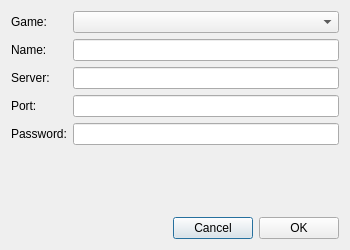
Before: the Qt Designer form src/ServerEditDialog.ui in OpenRcon/OpenRcon, drawn with Qt 5.
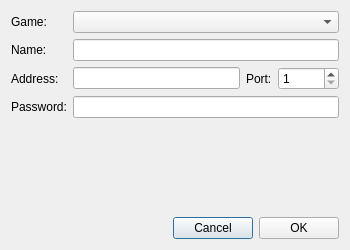
After: the same form once the commit is applied.

Patch:
```diff
--- a/src/ServerEditDialog.ui
+++ b/src/ServerEditDialog.ui
@@ -35,92 +35,27 @@
    <string notr="true"/>
   </property>
   <layout class="QGridLayout" name="gridLayout">
-   <item row="0" column="0">
-    <layout class="QFormLayout" name="formLayout">
-     <property name="fieldGrowthPolicy">
-      <enum>QFormLayout::AllNonFixedFieldsGrow</enum>
-     </property>
-     <item row="0" column="0">
-      <widget class="QLabel" name="label_sed_game">
-       <property name="text">
-        <string>Game:</string>
-       </property>
-      </widget>
-     </item>
-     <item row="0" column="1">
-      <widget class="QComboBox" name="comboBox_sed_game"/>
-     </item>
-     <item row="1" column="0">
-      <widget class="QLabel" name="label_sed_name">
-       <property name="text">
-        <string>Name:</string>
-       </property>
-      </widget>
-     </item>
-     <item row="2" column="1">
-      <widget class="QLineEdit" name="lineEdit_sed_host">
-       <property name="text">
-        <string/>
-       </property>
-       <property name="frame">
-        <bool>true</bool>
-       </property>
-      </widget>
-     </item>
-     <item row="3" column="0">
-      <widget class="QLabel" name="label_sed_port">
-       <property name="text">
-        <string>Port:</string>
-       </property>
-      </widget>
-     </item>
-     <item row="3" column="1">
-      <widget class="QLineEdit" name="lineEdit_sed_port">
-       <property name="text">
-        <string/>
-       </property>
-       <property name="maxLength">
-        <number>5</number>
-       </property>
-      </widget>
-     </item>
-     <item row="4" column="1">
-      <widget class="QLineEdit" name="lineEdit_sed_password">
-       <property name="text">
-        <string/>
-       </property>
-       <property name="echoMode">
-        <enum>QLineEdit::Normal</enum>
-       </property>
-      </widget>
-     </item>
-     <item row="4" column="0">
-      <widget class="QLabel" name="label_sed_password">
-       <property name="text">
-        <string>Password:</string>
-       </property>
-      </widget>
-     </item>
-     <item row="2" column="0">
-      <widget class="QLabel" name="label_sed_host">
-       <property name="text">
-        <string>Server:</string>
-       </property>
-       <property name="textFormat">
-        <enum>Qt::AutoText</enum>
-       </property>
-      </widget>
-     </item>
-     <item row="1" column="1">
-      <widget class="QLineEdit" name="lineEdit_sed_name">
-       <property name="text">
-        <string/>
-       </property>
-      </widget>
-     </item>
-    </layout>
+   <item row="0" column="1">
+    <widget class="QComboBox" name="comboBox_sed_game"/>
    </item>
    <item row="2" column="0">
+    <widget class="QLabel" name="label_sed_host">
+     <property name="text">
+      <string>Address:</string>
+     </property>
+     <property name="textFormat">
+      <enum>Qt::AutoText</enum>
+     </property>
+    </widget>
+   </item>
+   <item row="1" column="0">
+    <widget class="QLabel" name="label_sed_name">
+     <property name="text">
+      <string>Name:</string>
+     </property>
+    </widget>
+   </item>
+   <item row="5" column="0" colspan="2">
     <layout class="QHBoxLayout" name="horizontalLayout">
      <item>
       <spacer name="horizontalSpacer">
@@ -151,7 +86,69 @@
      </item>
     </layout>
    </item>
-   <item row="1" column="0">
+   <item row="1" column="1">
+    <widget class="QLineEdit" name="lineEdit_sed_name">
+     <property name="text">
+      <string/>
+     </property>
+    </widget>
+   </item>
+   <item row="0" column="0">
+    <widget class="QLabel" name="label_sed_game">
+     <property name="text">
+      <string>Game:</string>
+     </property>
+    </widget>
+   </item>
+   <item row="3" column="0">
+    <widget class="QLabel" name="label_sed_password">
+     <property name="text">
+      <string>Password:</string>
+     </property>
+    </widget>
+   </item>
+   <item row="3" column="1">
+    <widget class="QLineEdit" name="lineEdit_sed_password">
+     <property name="text">
+      <string/>
+     </property>
+     <property name="echoMode">
+      <enum>QLineEdit::Normal</enum>
+     </property>
+    </widget>
+   </item>
+   <item row="2" column="1">
+    <layout class="QHBoxLayout" name="horizontalLayout_2">
+     <item>
+      <widget class="QLineEdit" name="lineEdit_sed_host">
+       <property name="text">
+        <string/>
+       </property>
+       <property name="frame">
+        <bool>true</bool>
+       </property>
+      </widget>
+     </item>
+     <item>
+      <widget class="QLabel" name="label_sed_port">
+       <property name="text">
+        <string>Port:</string>
+       </property>
+      </widget>
+     </item>
+     <item>
+      <widget class="QSpinBox" name="spinBox_sed_port">
+       <property name="minimum">
+        <number>1</number>
+       </property>
+       <property name="maximum">
+        <number>65535</number>
+       </property>
+      </widget>
+     </item>
+    </layout>
+   </item>
+   <item row="4" column="0" colspan="2">
     <spacer name="verticalSpacer">
      <property name="orientation">
       <enum>Qt::Vertical</enum>
```
Left out of the diff: 3 changed lines with no effect on the pictures.
